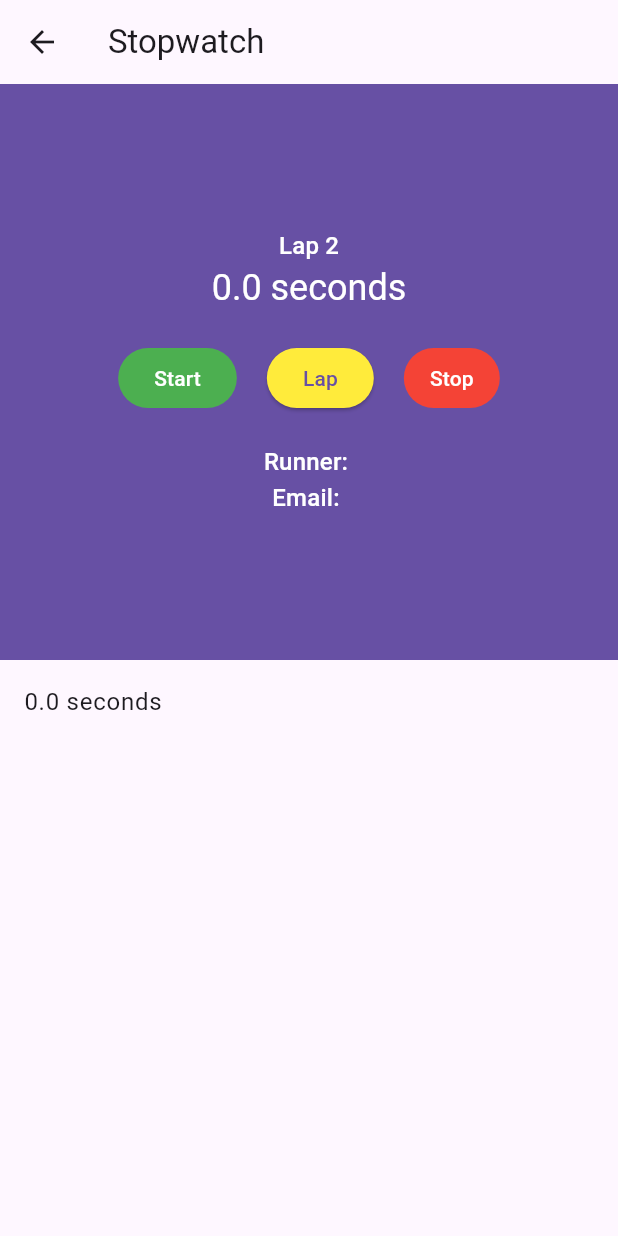
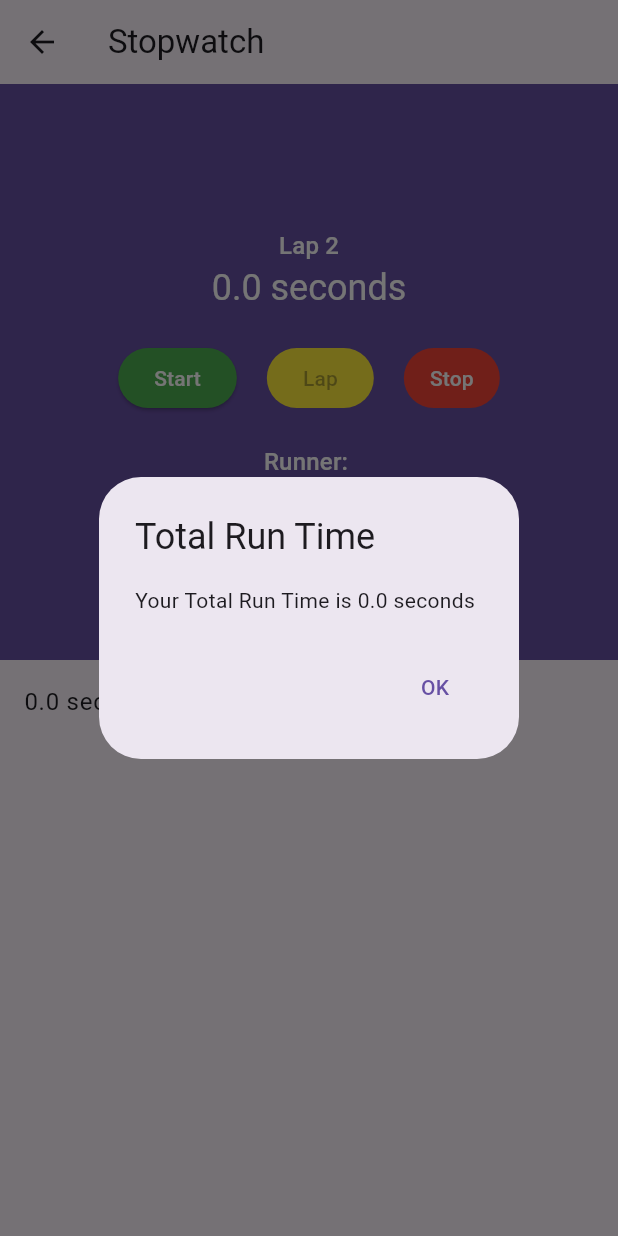
Before and after one commit to Babar78/MAD_Class_Tasks, a Flutter app: the StopWatch screen opened directly with empty values, after a tap on "Lap", on a phone screen of 412 x 824 dp. Run offline on Flutter 3.47's test engine with Material 3 defaults, Android fonts, the phone set to English and light mode, and no system bars.

Commit message:
Task 5 Completed

```diff
--- a/lib/stopwatch.dart
+++ b/lib/stopwatch.dart
@@ -128,6 +128,28 @@ class StopWatchState extends State<StopWatch> {
       laps.add(milliseconds);
       milliseconds = 0;
     });
+
+    // Stop the stopwatch
+    _stopTimer();
+
+    // Show a dialog with the total run time
+    showDialog(
+      context: context,
+      builder: (BuildContext context) {
+        return AlertDialog(
+          title: const Text('Total Run Time'),
+          content: Text('Your Total Run Time is ${_secondsText(laps.last)}'),
+          actions: [
+            TextButton(
+              onPressed: () {
+                Navigator.of(context).pop();
+              },
+              child: const Text('OK'),
+            ),
+          ],
+        );
+      },
+    );
   }
 
   void _stopTimer() {
```
